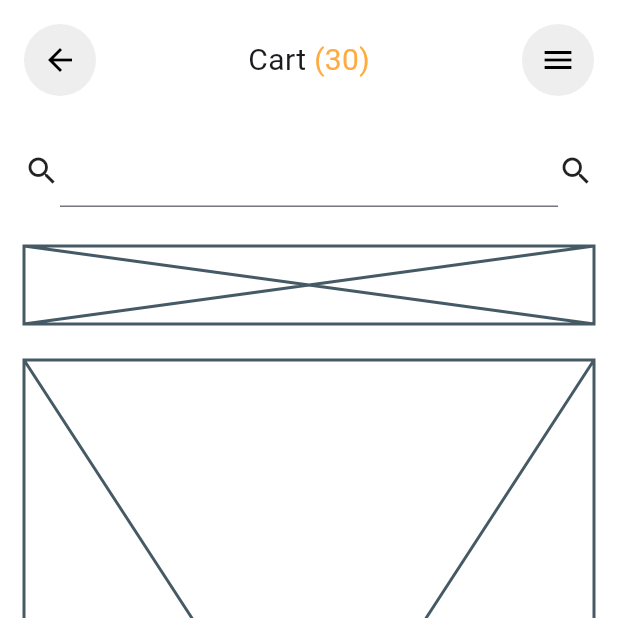
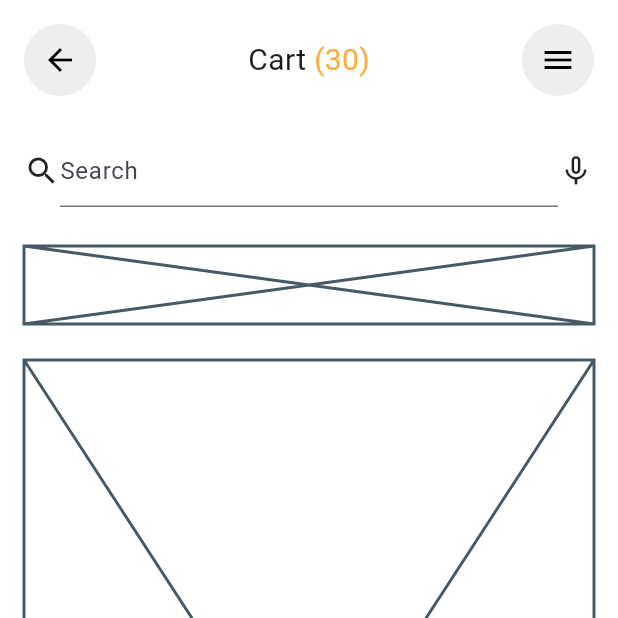
Before and after one commit to JAICHANGPARK/flutter_notebook_chapter_43, a Flutter app: the MarketplaceCartPage screen opened directly, on a phone screen of 412 x 824 dp, the top half of it. Run offline on Flutter 3.47's test engine with Material 3 defaults, Android fonts, the phone set to English and light mode, and no system bars; our stand-ins replace gap, hugeicons.

Commit message:
Update marketplace_cart_page.dart

```diff
--- a/lib/ep2168_marketplace_app/ui/marketplace_cart_page.dart
+++ b/lib/ep2168_marketplace_app/ui/marketplace_cart_page.dart
@@ -68,9 +68,13 @@ class _MarketplaceCartPageState extends State<MarketplaceCartPage> {
                       children: [
                         Icon(Icons.search),
                         Expanded(
-                          child: TextField(),
+                          child: TextField(
+                            decoration: InputDecoration(
+                              hintText: "Search",
+                            ),
+                          ),
                         ),
-                        Icon(Icons.search),
+                        Icon(Icons.mic_none),
                       ],
                     ),
                   ),
```
